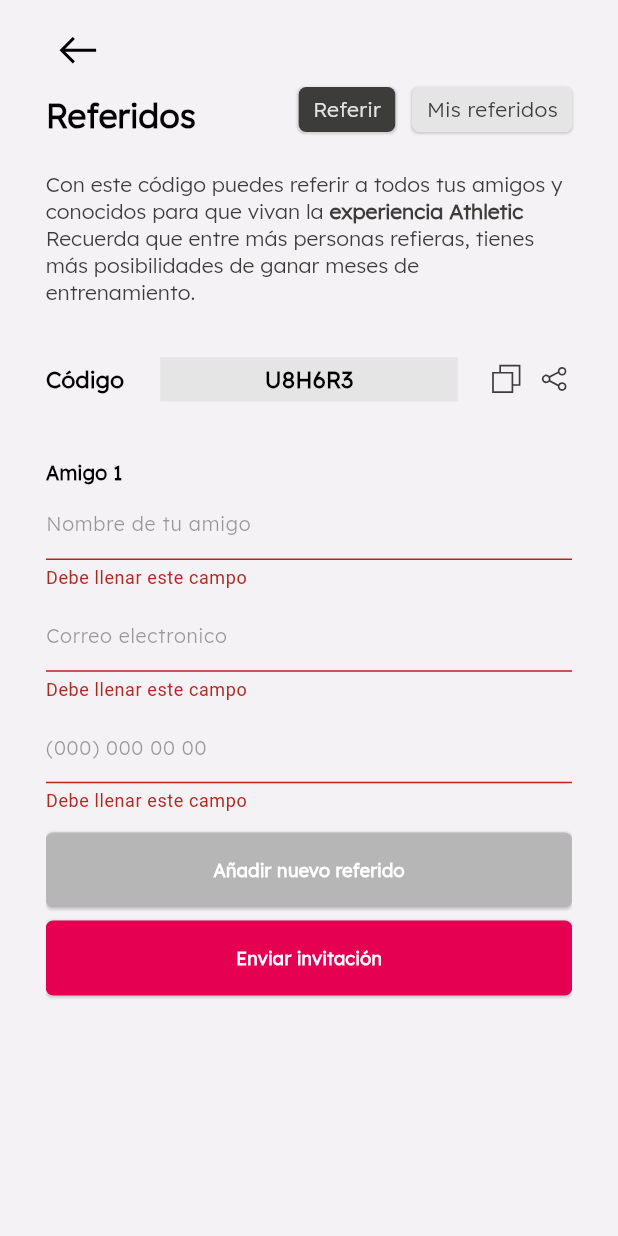
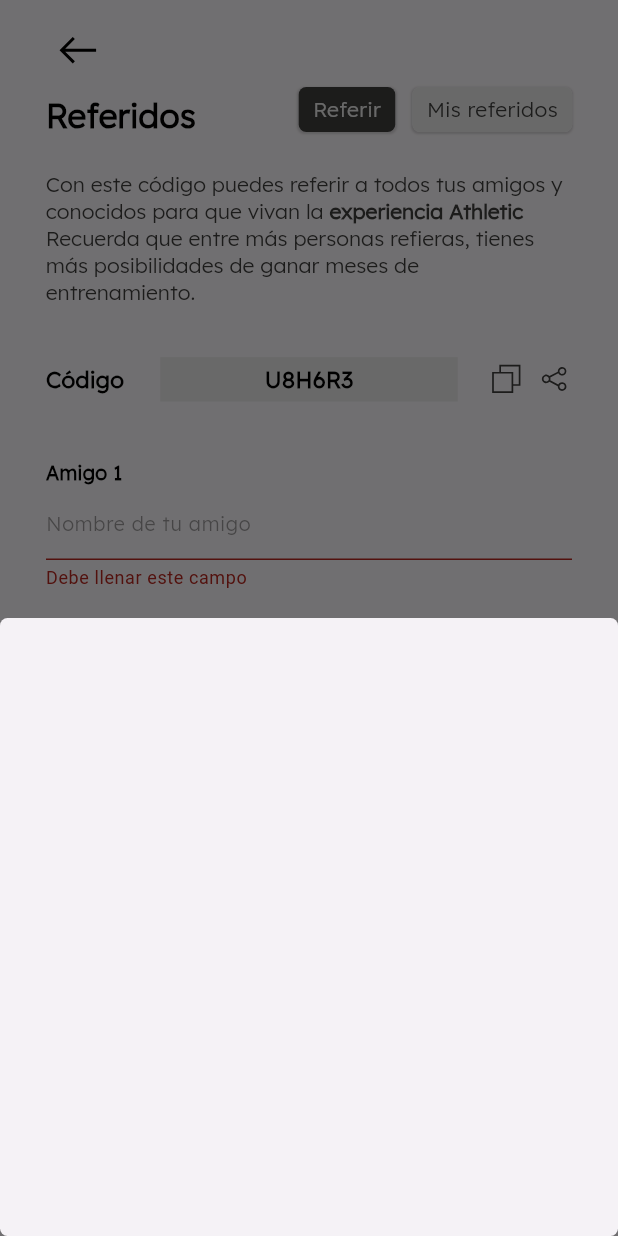
Before and after one commit to dcamilovelandia/athletic, a Flutter app: the ReferralsPage screen opened by its route, after a tap on "Enviar invitación", on a phone screen of 412 x 824 dp. Run offline on Flutter 3.47's test engine with Material 2 defaults, Android fonts, the phone set to English and light mode, and no system bars; our stand-ins replace flutter_screenutil, flutter_svg, fluttertoast, get, share_plus; statements that could not run were skipped.

Commit message:
first commit

```diff
--- /dev/null
+++ b/lib/src/core/global_functions.dart
@@ -0,0 +1,16 @@
+import 'package:flutter/material.dart';
+import 'package:get/get.dart';
+
+/// show getx bottom sheet
+globalBottomSheet(
+    {required Widget child,
+      bool isScrollable = true,
+      bool isDismissible = true,
+      bool enableDrag = true}) {
+  Get.bottomSheet(
+    child,
+    isScrollControlled: isScrollable,
+    enableDrag: enableDrag,
+    isDismissible: isDismissible,
+  );
+}
--- a/lib/src/core/imports/app_imports.dart
+++ b/lib/src/core/imports/app_imports.dart
@@ -11,6 +11,7 @@ export 'package:athletic/src/presentation/pages/referrals/referrals_page.dart';
 export 'package:athletic/src/presentation/pages/referrals/sub_pages/my_referrals_page.dart';
 export 'package:athletic/src/presentation/pages/referrals/sub_pages/referral_page.dart';
 export 'package:athletic/src/presentation/pages/referrals_onboard/referrals_onboard_page.dart';
+export 'package:athletic/src/presentation/pages/referrals/sub_pages/info_page.dart';
 
 /// routes
 export 'package:athletic/src/presentation/routes/app_pages.dart';
@@ -20,6 +21,7 @@ export 'package:athletic/src/presentation/routes/app_routes.dart';
 export 'package:athletic/src/core/global_assets.dart';
 export 'package:athletic/src/core/global_colors.dart';
 export 'package:athletic/src/core/global_styles.dart';
+export 'package:athletic/src/core/global_functions.dart';
 
 /// extensions
 export 'package:athletic/src/core/extension/hexColor.dart';
--- a/lib/src/presentation/pages/referrals/referral_controller.dart
+++ b/lib/src/presentation/pages/referrals/referral_controller.dart
@@ -84,7 +84,7 @@ class ReferralsController extends GetxController {
 
   /// send referrals data to server
   sendFormToServer() {
-
+    globalBottomSheet(child: InfoPage());
   }
 
   /// show toast message
--- a/lib/src/presentation/pages/referrals/referrals_page.dart
+++ b/lib/src/presentation/pages/referrals/referrals_page.dart
@@ -86,7 +86,7 @@ class ReferralsPage extends StatelessWidget {
           body: Padding(
             padding: EdgeInsets.symmetric(horizontal: 80.w),
             child: SizedBox(
-              height: screenUtil.screenHeight - 300.h,
+              height: screenUtil.screenHeight - (300.h + screenUtil.bottomBarHeight),
               child: PageView(
                 controller: _.pageController,
                 scrollDirection: Axis.horizontal,
--- /dev/null
+++ b/lib/src/presentation/pages/referrals/sub_pages/info_page.dart
@@ -0,0 +1,19 @@
+import 'package:athletic/src/core/imports/app_imports.dart';
+import 'package:flutter/material.dart';
+import 'package:flutter_screenutil/flutter_screenutil.dart';
+
+class InfoPage extends StatelessWidget {
+  const InfoPage({Key? key}) : super(key: key);
+
+  @override
+  Widget build(BuildContext context) {
+    final ScreenUtil screenUtil = ScreenUtil();
+    return Container(
+      height: screenUtil.screenHeight * 0.5,
+      decoration: BoxDecoration(
+        color: backgroundWhiteColor,
+        borderRadius: globalRadius,
+      ),
+    );
+  }
+}
--- a/lib/src/presentation/pages/referrals/widgets/referrals_card.dart
+++ b/lib/src/presentation/pages/referrals/widgets/referrals_card.dart
@@ -30,7 +30,7 @@ class ReferralCard extends StatelessWidget {
             children: [
               SizedBox(
                 height: 50,
-                width: (screenUtil.screenWidth / 2),
+                width: screenUtil.screenWidth / 2,
                 child: Row(
                   mainAxisSize: MainAxisSize.min,
                   children: [
```
